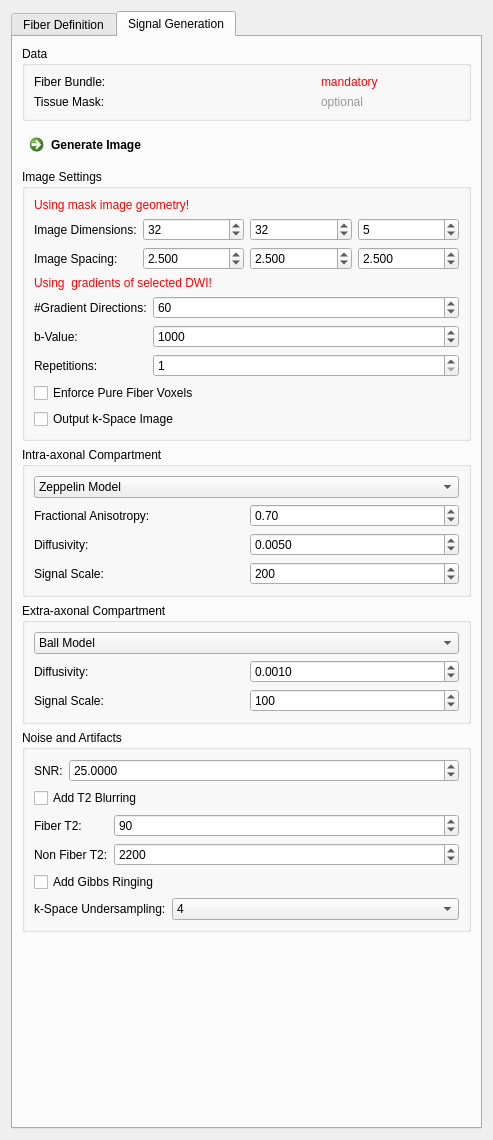
First picture: the form in Plugins/org.mitk.gui.qt.diffusionimaging/src/internal/QmitkFiberfoxViewControls.ui, repository MITK/MITK, before the edit.
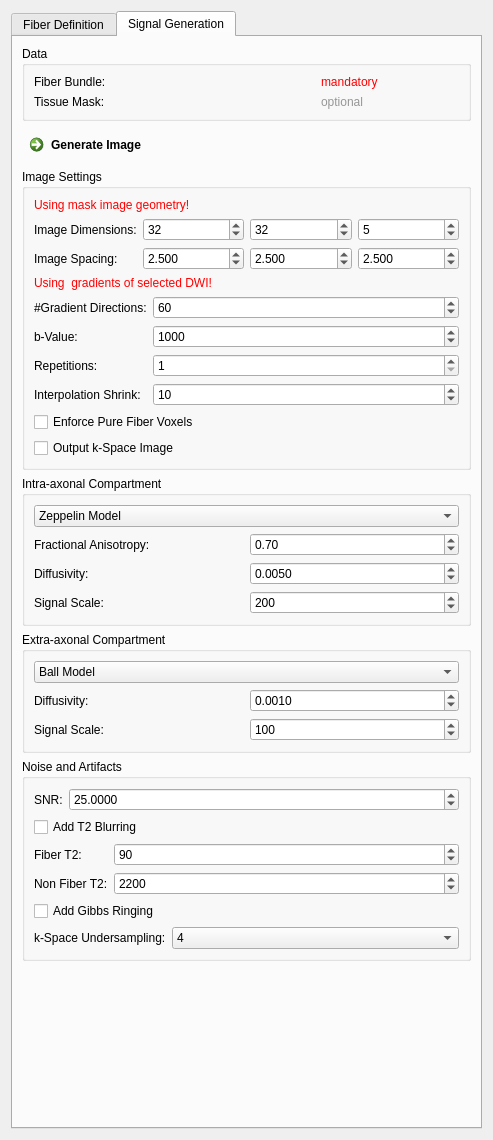
Second picture: the form after the edit. The open tabs and pages were chosen to show the change. Icons and pictures are not drawn.

Patch:
```diff
--- a/Plugins/org.mitk.gui.qt.diffusionimaging/src/internal/QmitkFiberfoxViewControls.ui
+++ b/Plugins/org.mitk.gui.qt.diffusionimaging/src/internal/QmitkFiberfoxViewControls.ui
@@ -1693,6 +1693,29 @@
                </property>
               </widget>
              </item>
+             <item row="6" column="0">
+              <widget class="QLabel" name="m_TensorsToDWINumDirsLabel_3">
+               <property name="text">
+                <string>Interpolation Shrink:</string>
+               </property>
+              </widget>
+             </item>
+             <item row="6" column="1">
+              <widget class="QSpinBox" name="m_InterpolationShrink">
+               <property name="toolTip">
+                <string>Large values shrink (towards nearest neighbour interpolation), small values strech interpolation function (towards linear interpolation).</string>
+               </property>
+               <property name="minimum">
+                <number>1</number>
+               </property>
+               <property name="maximum">
+                <number>10000</number>
+               </property>
+               <property name="value">
+                <number>10</number>
+               </property>
+              </widget>
+             </item>
             </layout>
            </widget>
           </item>
```
Left out of the diff: 3 changed lines with no effect on the pictures.
